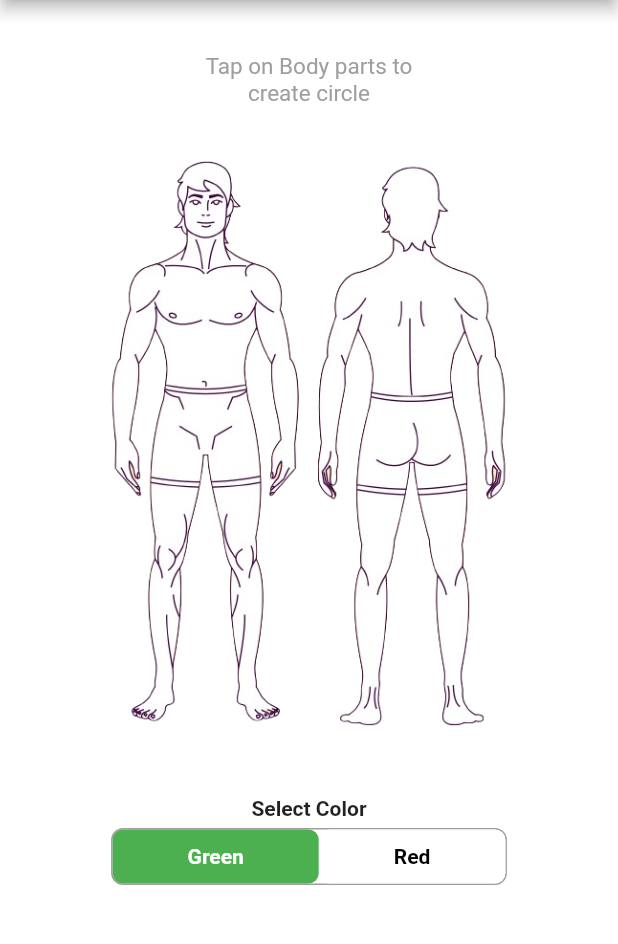
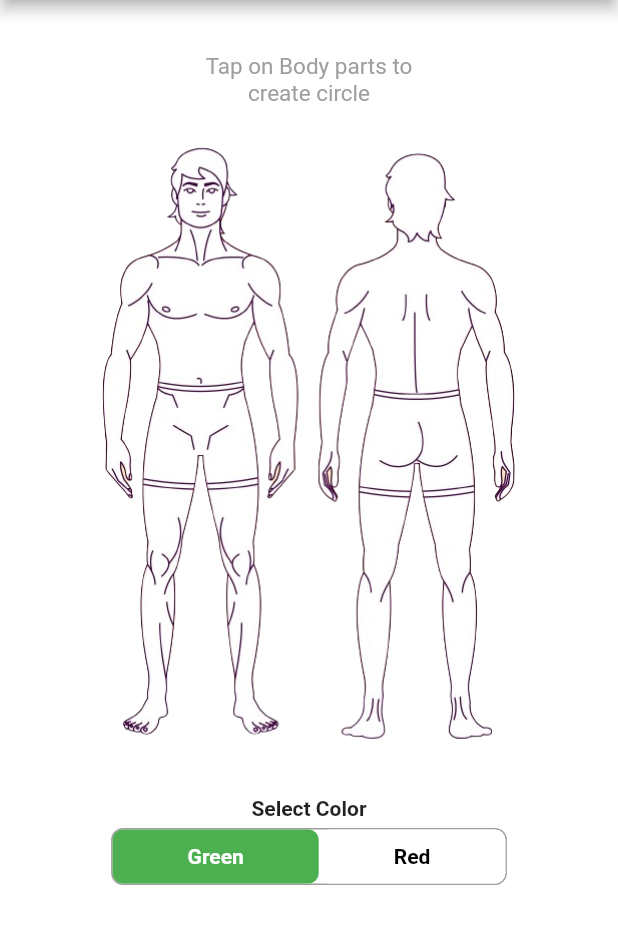
Before and after one commit to naidunandu/massage_app, a Flutter app: the screen it shows after launch, on a phone screen of 412 x 824 dp, the part 84-1028 px from its top. Run offline on Flutter 3.47's test engine with Material 3 defaults, Android fonts, the phone set to English and light mode, and no system bars; our stand-ins replace fluttertoast, get, get_storage.

Commit message:
Container Removed set directly to image

```diff
--- a/lib/controllers/home_controller.dart
+++ b/lib/controllers/home_controller.dart
@@ -15,6 +15,7 @@ class HomeController extends GetxController {
 
   List<PositionedModel> circleObjects = [];
   double containerHeight = 400;
+  double containerWidth = 280;
   double circleSize = 40;
   String selectedColor = "Green";
   List<String> availableColors = ["Green", "Red"];
@@ -35,7 +36,7 @@ class HomeController extends GetxController {
       PositionedModel object = PositionedModel(
         id: id.toString(),
         color: selectedColor,
-        position: Offset(offset.dx - 40 / 2, offset.dy - 40 / 2),
+        position: Offset(offset.dx - circleSize / 2, offset.dy - circleSize / 2),
       );
       circleObjects.add(object);
       update();
@@ -81,7 +82,7 @@ class HomeController extends GetxController {
     //Identifing Boundry
     double minLeft = 0;
     double minTop = 0;
-    double maxLeft = Get.width - circleSize;
+    double maxLeft = containerWidth - circleSize;
     double maxTop = containerHeight - circleSize;
 
     //Find Index Of Object and Apply Position
--- a/lib/view/home.dart
+++ b/lib/view/home.dart
@@ -47,14 +47,11 @@ class HomeView extends StatelessWidget {
                           final offset = details.localPosition;
                           ctrl.onTapAddObject(offset);
                         },
-                        child: Container(
-                          padding: const EdgeInsets.symmetric(vertical: 10),
-                          color: Colors.white,
-                          height: ctrl.containerHeight,
-                          width: MediaQuery.of(context).size.width,
+                        child: Center(
                           child: Image.asset(
                             "assets/full_body.jpg",
-                            height: 400,
+                            width: ctrl.containerWidth,
+                            height: ctrl.containerHeight,
                           ),
                         ),
                       ),
--- a/pubspec.yaml
+++ b/pubspec.yaml
@@ -64,7 +64,8 @@ flutter:
   # To add assets to your application, add an assets section, like this:
   assets:
      - assets/full_body.jpg
-
+     - assets/front.png
+     - assets/back.png
   # An image asset can refer to one or more resolution-specific "variants", see
   # https://flutter.dev/to/resolution-aware-images
 
```
